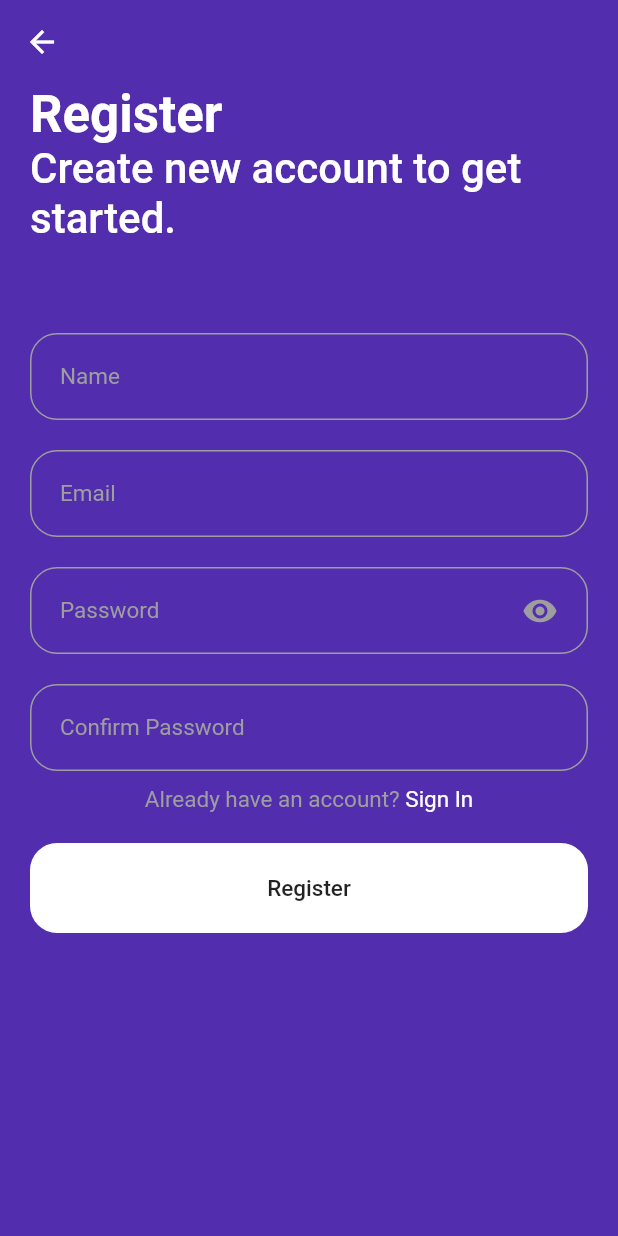
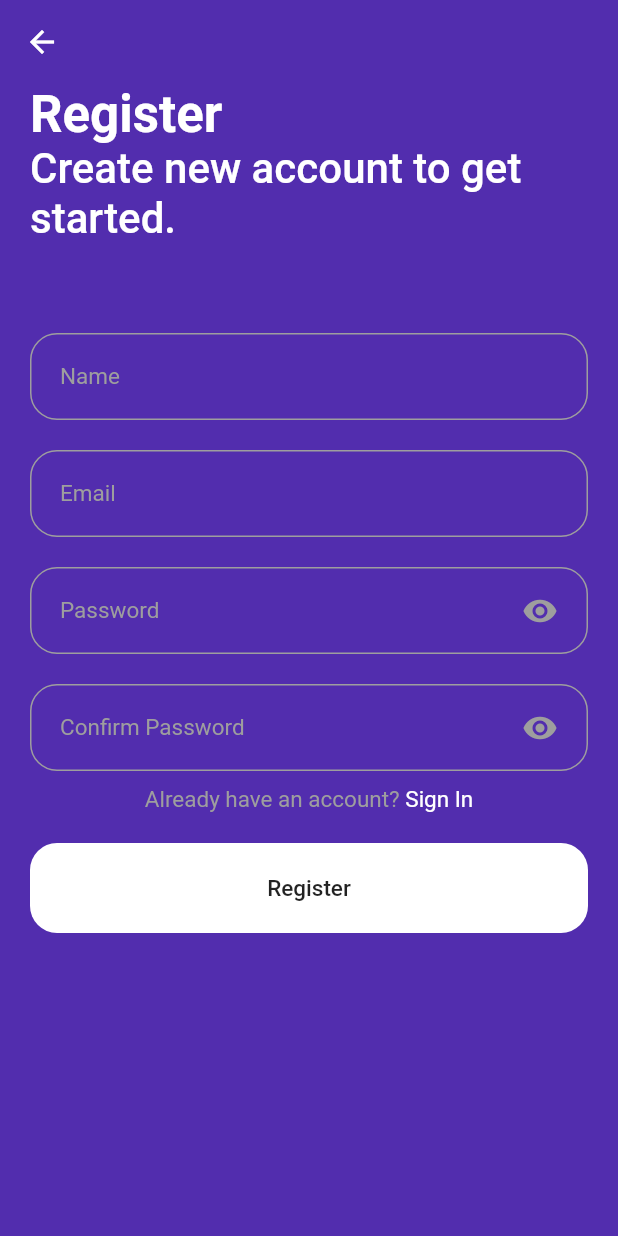
Before and after one commit to letsintegreat/Tagify, a Flutter app: the EmailSignup screen opened directly, on a phone screen of 412 x 824 dp. Run offline on Flutter 3.47's test engine with Material 2 defaults, Android fonts, the phone set to English and light mode, and no system bars; our stand-ins replace cloud_firestore, firebase_auth, firebase_core, flutter_secure_storage, flutter_spinkit, flutter_svg and 2 more; missing offline and left inert: aad_oauth; accounts and stored records are empty; generated files the repository leaves out were written again.

```diff
--- a/lib/screens/email_login.dart
+++ b/lib/screens/email_login.dart
@@ -130,7 +130,7 @@ class _EmailLoginPageState extends State<EmailLogin> {
                             setState(() {
                               isPasswordVisible = !isPasswordVisible;
                             });
-                          },
+                          }, hint: "Password",
                         ),
                       ],
                     ),
--- a/lib/screens/email_signup.dart
+++ b/lib/screens/email_signup.dart
@@ -16,6 +16,7 @@ class EmailSignup extends StatefulWidget {
 
 class _EmailSignupState extends State<EmailSignup> {
   bool passwordVisibility = true;
+  bool confirmPasswordVisibility = true;
   final TextEditingController _nameController = TextEditingController();
   final TextEditingController _emailController = TextEditingController();
   final TextEditingController _passwordController = TextEditingController();
@@ -159,20 +160,24 @@ class _EmailSignupState extends State<EmailSignup> {
                         errorText: _passwordError,
                         controller: _passwordController,
                         isPasswordVisible: passwordVisibility,
+                        hint: "Password",
                         onTap: () {
                           setState(() {
                             passwordVisibility = !passwordVisibility;
                           });
                         },
                       ),
-                      MyTextField(
+                      MyPasswordField(
                         errorText: _confirmError,
                         controller: _confirmController,
-                        hintText: 'Confirm Password',
-                        inputType: TextInputType.text,
+                        isPasswordVisible: confirmPasswordVisibility,
+                        hint: "Confirm Password" ,
+                        onTap: () {
+                          setState(() {
+                            confirmPasswordVisibility = !confirmPasswordVisibility;
+                          });
+                        },
                       ),
-                    ],
-                  ),
                   Row(
                     mainAxisAlignment: MainAxisAlignment.center,
                     children:  [
@@ -208,10 +213,10 @@ class _EmailSignupState extends State<EmailSignup> {
                   )
                 ],
               ),
-            ),
+            ]),
           ),
         ),
       ),
-    );
+    ));
   }
 }
--- a/lib/widgets/my_password_field.dart
+++ b/lib/widgets/my_password_field.dart
@@ -1,15 +1,18 @@
 import 'package:flutter/material.dart';
 
 class MyPasswordField extends StatelessWidget {
+
   const MyPasswordField({
     Key? key,
     required this.isPasswordVisible,
     required this.onTap,
     required this.controller,
+    required this.hint,
     this.errorText,
   }) : super(key: key);
   final TextEditingController controller;
   final bool isPasswordVisible;
+  final String? hint;
   final void Function() onTap;
   final String? errorText;
 
@@ -41,7 +44,7 @@ class MyPasswordField extends StatelessWidget {
             ),
           ),
           contentPadding: EdgeInsets.all(20),
-          hintText: 'Password',
+          hintText: hint,
           hintStyle: const TextStyle(
             color: Colors.grey,
             fontSize: 15,
```
